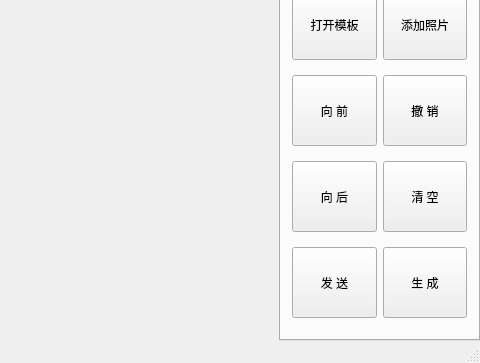
Above: MainWindow.ui from slug404/Photo before the change; both pictures show x 721 to 1201 and y 308 to 671 of the 1201 by 671 pixel window. Below: the same form after it.
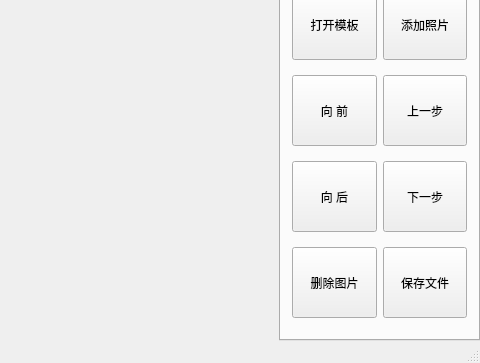
That is the form after the change. Custom widgets are drawn as their Qt base class.

```diff
--- a/MainWindow.ui
+++ b/MainWindow.ui
@@ -278,7 +278,7 @@
               </size>
              </property>
              <property name="text">
-              <string>撤 销</string>
+              <string>上一步</string>
              </property>
             </widget>
            </item>
@@ -304,7 +304,7 @@
               </size>
              </property>
              <property name="text">
-              <string>清 空</string>
+              <string>下一步</string>
              </property>
             </widget>
            </item>
@@ -317,7 +317,7 @@
               </size>
              </property>
              <property name="text">
-              <string>生 成</string>
+              <string>保存文件</string>
              </property>
             </widget>
            </item>
@@ -330,7 +330,7 @@
               </size>
              </property>
              <property name="text">
-              <string>发 送</string>
+              <string>删除图片</string>
              </property>
             </widget>
            </item>
```
Left out of the diff: 13 changed lines with no effect on the pictures.
